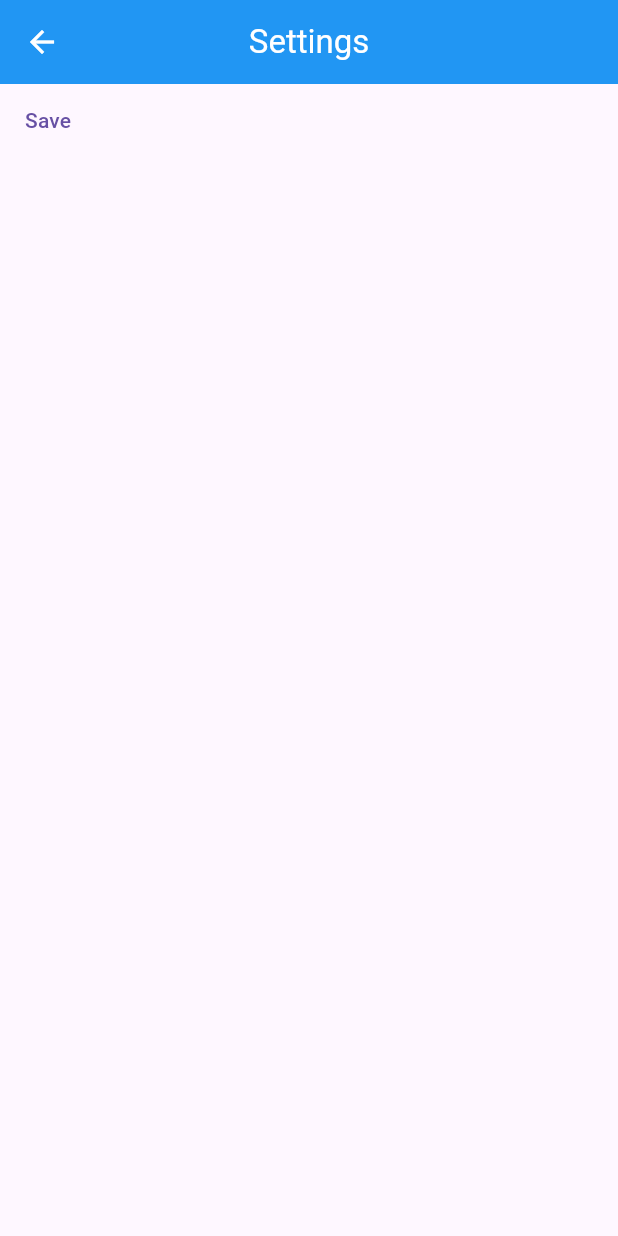
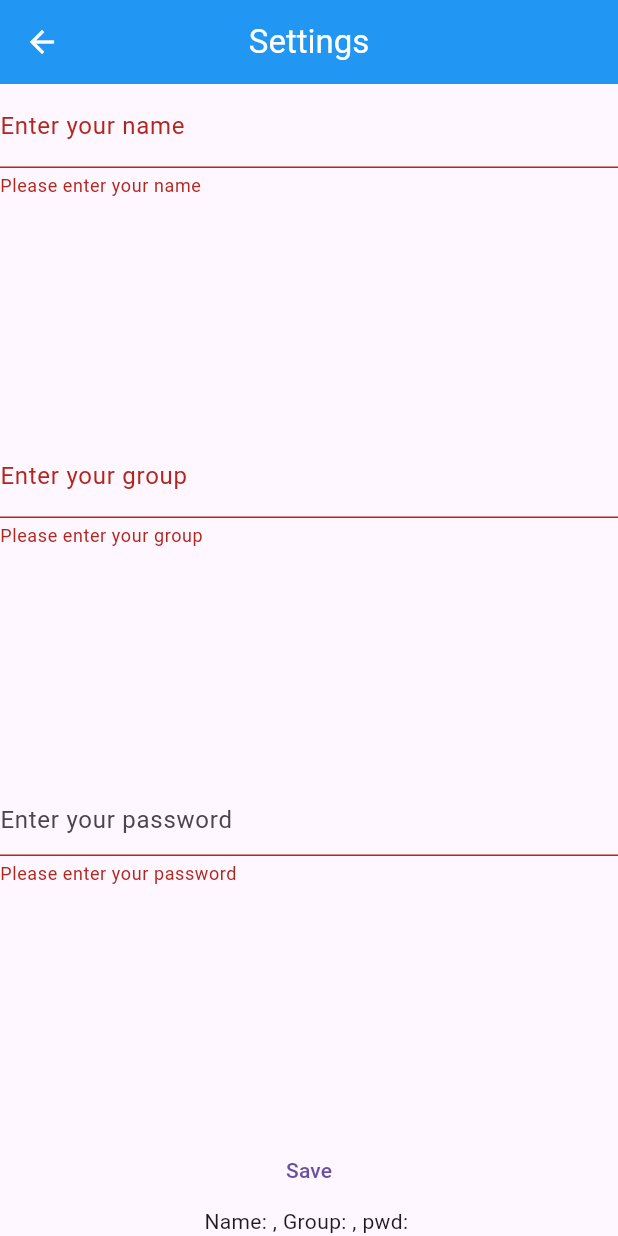
Before and after one commit to kevinsangyu/witgclient, a Flutter app: the Settings screen opened by its route, after a tap on "Save", on a phone screen of 412 x 824 dp. Run offline on Flutter 3.47's test engine with Material 3 defaults, Android fonts, the phone set to English and light mode, and no system bars; our stand-ins replace shared_preferences; accounts and stored records are empty; network calls fail.

Commit message:
Was able to get the app to communicate with the server. Now trying to work on the settings page and save data locally, but it's not working for some reason. After this finishes, we can move on to rendering the map and the application will be pretty much complete.

```diff
--- a/lib/pages/home.dart
+++ b/lib/pages/home.dart
@@ -1,4 +1,6 @@
 import 'package:flutter/material.dart';
+import 'package:http/http.dart';
+import 'dart:convert';
 
 class Home extends StatefulWidget {
   const Home({super.key});
@@ -9,9 +11,11 @@ class Home extends StatefulWidget {
 
 class _HomeState extends State<Home> {
 
-  String name = "Kevin";
-  String group = "Group1";
-
+  void getData() async {
+    Response response = await get(Uri.parse('http://192.168.1.106:3000/map?group=1'));
+    Map data = jsonDecode(response.body);
+    print(data.keys);
+  }
 
   @override
   Widget build(BuildContext context) {
@@ -37,7 +41,7 @@ class _HomeState extends State<Home> {
             )
           ]
       ),
-      body: Center(child: Text('This is the body, where the map will reside\nlogged in as $name, in group $group')),
+      body: const Center(child: Text('This is the body, where the map will reside')),
     );
   }
 }
--- a/lib/pages/loading.dart
+++ b/lib/pages/loading.dart
@@ -1,4 +1,7 @@
 import 'package:flutter/material.dart';
+import 'package:http/http.dart';
+import 'dart:convert';
+import 'package:whereisthisguy/pages/settings.dart';
 
 class Loading extends StatefulWidget {
   const Loading({super.key});
@@ -8,6 +11,20 @@ class Loading extends StatefulWidget {
 }
 
 class _LoadingState extends State<Loading> {
+
+  void getData() async {
+    Response response = await get(Uri.parse('http://192.168.1.106:3000/map?group=1'));
+    Map data = jsonDecode(response.body);
+    print(data.keys);
+  }
+
+  @override
+  void initState() {
+    // TODO: implement initState
+    super.initState();
+    getData();
+  }
+
   @override
   Widget build(BuildContext context) {
     return const Scaffold(
--- a/lib/pages/settings.dart
+++ b/lib/pages/settings.dart
@@ -1,4 +1,5 @@
 import 'package:flutter/material.dart';
+import 'package:shared_preferences/shared_preferences.dart';
 
 class Settings extends StatefulWidget {
   const Settings({super.key});
@@ -13,6 +14,36 @@ class _SettingsState extends State<Settings> {
   String group = '';
   String pwd = '';
   bool tracking = true;
+  final GlobalKey<FormState> _formKey = GlobalKey<FormState>();
+
+  void _getSettings() async {
+    final prefs = await SharedPreferences.getInstance();
+    final name = prefs.getString('name');
+    final group = prefs.getString('group');
+    final pwd = prefs.getString('pwd');
+    final tracking = prefs.getBool('tracking');
+    setState(() {
+      this.name = name ?? "";
+      this.group = group ?? "";
+      this.pwd = pwd ?? "";
+      this.tracking = tracking ?? false;
+    });
+  }
+
+  @override
+  void initState() {
+    // TODO: implement initState
+    super.initState();
+    _getSettings();
+  }
+
+  void _setSettings() async {
+    final prefs = await SharedPreferences.getInstance();
+    await prefs.setString('name', name);
+    await prefs.setString('group', group);
+    await prefs.setString('pwd', pwd);
+    await prefs.setBool('tracking', tracking);
+  }
 
   @override
   Widget build(BuildContext context) {
@@ -23,13 +54,76 @@ class _SettingsState extends State<Settings> {
         title: const Text('Settings'),
         centerTitle: true,
       ),
-      body: TextButton(
-        onPressed: () {
-          setState(() {
-            print("Saved");
-          });
-        },
-        child: const Text("Save")
+      body: Center(
+        child: Form(
+          key: _formKey,
+          child: Column(
+            children: [
+              Expanded(
+                child: TextFormField(
+                  controller: TextEditingController()..text = name,
+                  onChanged: (text) => {},
+                  decoration: const InputDecoration(
+                      hintText: "This will be your display name",
+                      labelText: "Enter your name"
+                  ),
+                  validator: (String? value) {
+                    if (value == null || value.isEmpty) {
+                      return "Please enter your name";
+                    }
+                    return null;
+                  },
+                  onFieldSubmitted: (String? value) {
+                    name = value!;
+                  },
+                ),
+              ),
+              Expanded(
+                child: TextFormField(
+                  controller: TextEditingController()..text = group,
+                  onChanged: (text) => {},
+                  decoration: const InputDecoration(
+                      hintText: "This group's members will be tracked for you",
+                      labelText: "Enter your group"
+                  ),
+                  validator: (String? value) {
+                    if (value == null || value.isEmpty) {
+                      return "Please enter your group";
+                    }
+                    return null;
+                  },
+                  onFieldSubmitted: (String? value) {
+                    group = value!;
+                  },
+                ),
+              ),
+              Expanded(
+                child: TextFormField(
+                  controller: TextEditingController()..text = pwd,
+                  onChanged: (text) => {},
+                  obscureText: true,
+                  decoration: const InputDecoration(hintText: "Enter your password"),
+                  validator: (String? value) {
+                    if (value == null || value.isEmpty) {
+                      return "Please enter your password";
+                    }
+                    return null;
+                  },
+                  onFieldSubmitted: (String? value) {
+                    pwd = value!;
+                  },
+                ),
+              ),
+              TextButton(onPressed: () {
+                if (_formKey.currentState!.validate()) {
+                  setState(() {_setSettings();_getSettings();});
+                }
+              },
+                  child: const Text("Save")),
+              Text("Name: $name, Group: $group, pwd: $pwd")
+            ],
+          )
+        ),
       )
     );
   }
--- a/pubspec.yaml
+++ b/pubspec.yaml
@@ -30,6 +30,9 @@ environment:
 dependencies:
   flutter:
     sdk: flutter
+  http: ^1.2.1
+  shared_preferences: ^2.2.2
+
 
 
   # The following adds the Cupertino Icons font to your application.
```
Also changed, not shown: pubspec.lock.
